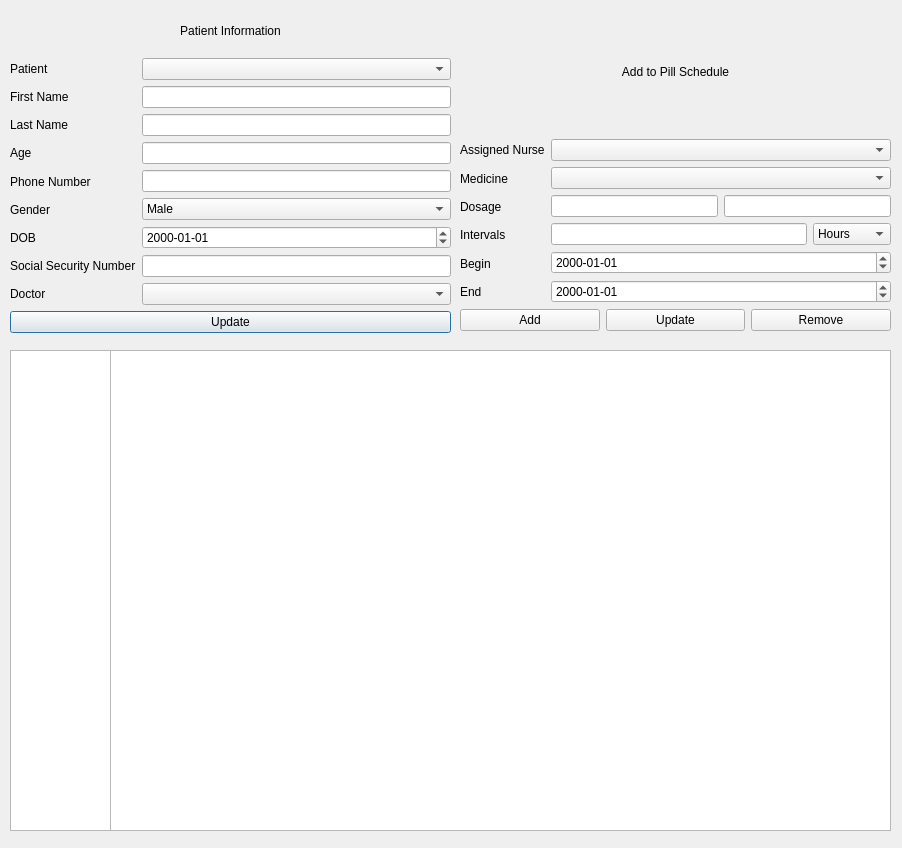
Above: editpatient.ui from luigiacuna/UB-GUI-OOP-Final-Project before the change. Below: the same form after it.
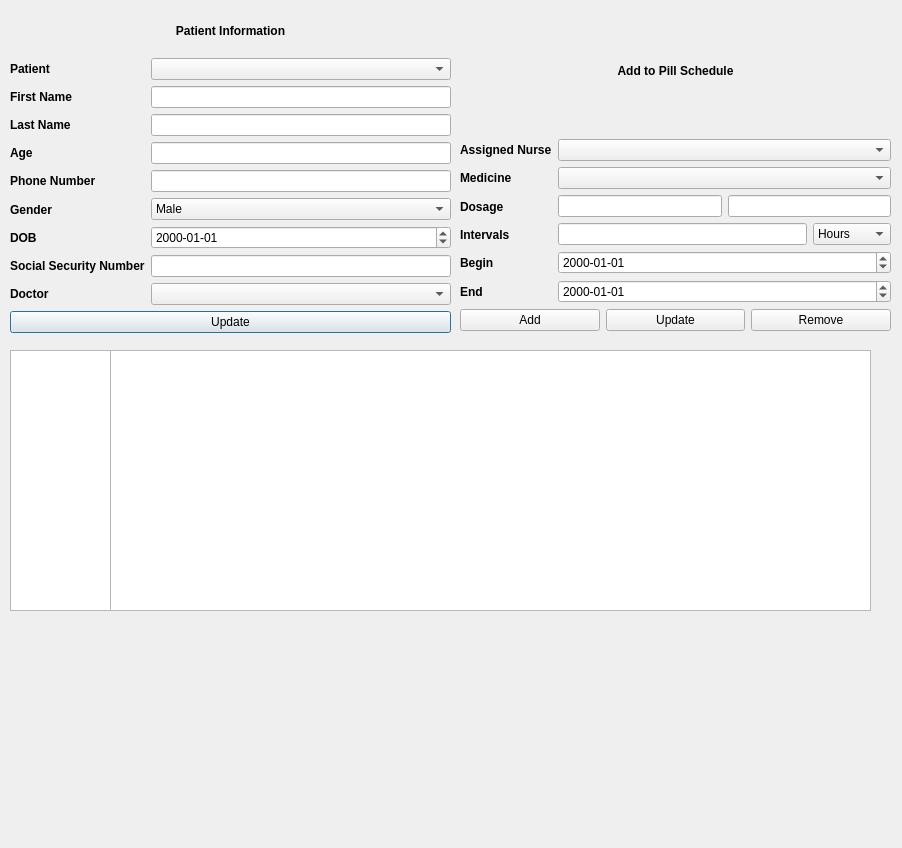
That is the form after the change. Icons and pictures are not drawn.

```diff
--- a/editpatient.ui
+++ b/editpatient.ui
@@ -26,7 +26,7 @@
     <item>
      <widget class="QLabel" name="patientInformation">
       <property name="text">
-       <string>Patient Information</string>
+       <string>&lt;html&gt;&lt;head/&gt;&lt;body&gt;&lt;p&gt;&lt;span style=&quot; font-weight:700;&quot;&gt;Patient Information&lt;/span&gt;&lt;/p&gt;&lt;/body&gt;&lt;/html&gt;</string>
       </property>
       <property name="alignment">
        <set>Qt::AlignCenter</set>
@@ -40,63 +40,63 @@
         <item>
          <widget class="QLabel" name="patientNameLabel">
           <property name="text">
-           <string>Patient</string>
+           <string>&lt;html&gt;&lt;head/&gt;&lt;body&gt;&lt;p&gt;&lt;span style=&quot; font-weight:700;&quot;&gt;Patient&lt;/span&gt;&lt;/p&gt;&lt;/body&gt;&lt;/html&gt;</string>
           </property>
          </widget>
         </item>
         <item>
          <widget class="QLabel" name="firstNameLabel">
           <property name="text">
-           <string>First Name</string>
+           <string>&lt;html&gt;&lt;head/&gt;&lt;body&gt;&lt;p&gt;&lt;span style=&quot; font-weight:700;&quot;&gt;First Name&lt;/span&gt;&lt;/p&gt;&lt;/body&gt;&lt;/html&gt;</string>
           </property>
          </widget>
         </item>
         <item>
          <widget class="QLabel" name="lastNameLabel">
           <property name="text">
-           <string>Last Name</string>
+           <string>&lt;html&gt;&lt;head/&gt;&lt;body&gt;&lt;p&gt;&lt;span style=&quot; font-weight:700;&quot;&gt;Last Name&lt;/span&gt;&lt;/p&gt;&lt;/body&gt;&lt;/html&gt;</string>
           </property>
          </widget>
         </item>
         <item>
          <widget class="QLabel" name="ageLabel">
           <property name="text">
-           <string>Age</string>
+           <string>&lt;html&gt;&lt;head/&gt;&lt;body&gt;&lt;p&gt;&lt;span style=&quot; font-weight:700;&quot;&gt;Age&lt;/span&gt;&lt;/p&gt;&lt;/body&gt;&lt;/html&gt;</string>
           </property>
          </widget>
         </item>
         <item>
          <widget class="QLabel" name="phoneNumberLabel">
           <property name="text">
-           <string>Phone Number</string>
+           <string>&lt;html&gt;&lt;head/&gt;&lt;body&gt;&lt;p&gt;&lt;span style=&quot; font-weight:700;&quot;&gt;Phone Number&lt;/span&gt;&lt;/p&gt;&lt;/body&gt;&lt;/html&gt;</string>
           </property>
          </widget>
         </item>
         <item>
          <widget class="QLabel" name="genderLabel">
           <property name="text">
-           <string>Gender</string>
+           <string>&lt;html&gt;&lt;head/&gt;&lt;body&gt;&lt;p&gt;&lt;span style=&quot; font-weight:700;&quot;&gt;Gender&lt;/span&gt;&lt;/p&gt;&lt;/body&gt;&lt;/html&gt;</string>
           </property>
          </widget>
         </item>
         <item>
          <widget class="QLabel" name="dobLabel">
           <property name="text">
-           <string>DOB</string>
+           <string>&lt;html&gt;&lt;head/&gt;&lt;body&gt;&lt;p&gt;&lt;span style=&quot; font-weight:700;&quot;&gt;DOB&lt;/span&gt;&lt;/p&gt;&lt;/body&gt;&lt;/html&gt;</string>
           </property>
          </widget>
         </item>
         <item>
          <widget class="QLabel" name="ssNumLabel">
           <property name="text">
-           <string>Social Security Number</string>
+           <string>&lt;html&gt;&lt;head/&gt;&lt;body&gt;&lt;p&gt;&lt;span style=&quot; font-weight:700;&quot;&gt;Social Security Number&lt;/span&gt;&lt;/p&gt;&lt;/body&gt;&lt;/html&gt;</string>
           </property>
          </widget>
         </item>
         <item>
          <widget class="QLabel" name="doctorLabel">
           <property name="text">
-           <string>Doctor</string>
+           <string>&lt;html&gt;&lt;head/&gt;&lt;body&gt;&lt;p&gt;&lt;span style=&quot; font-weight:700;&quot;&gt;Doctor&lt;/span&gt;&lt;/p&gt;&lt;/body&gt;&lt;/html&gt;</string>
           </property>
          </widget>
         </item>
@@ -168,8 +168,8 @@
     <rect>
      <x>110</x>
      <y>350</y>
-     <width>781</width>
-     <height>481</height>
+     <width>761</width>
+     <height>261</height>
     </rect>
    </property>
   </widget>
@@ -186,7 +186,7 @@
     <item>
      <widget class="QLabel" name="scheduleTitle">
       <property name="text">
-       <string>Add to Pill Schedule</string>
+       <string>&lt;html&gt;&lt;head/&gt;&lt;body&gt;&lt;p&gt;&lt;span style=&quot; font-weight:700;&quot;&gt;Add to Pill Schedule&lt;/span&gt;&lt;/p&gt;&lt;/body&gt;&lt;/html&gt;</string>
       </property>
       <property name="alignment">
        <set>Qt::AlignCenter</set>
@@ -200,42 +200,42 @@
         <item>
          <widget class="QLabel" name="assignedNurseLabel">
           <property name="text">
-           <string>Assigned Nurse</string>
+           <string>&lt;html&gt;&lt;head/&gt;&lt;body&gt;&lt;p&gt;&lt;span style=&quot; font-weight:700;&quot;&gt;Assigned Nurse&lt;/span&gt;&lt;/p&gt;&lt;/body&gt;&lt;/html&gt;</string>
           </property>
          </widget>
         </item>
         <item>
          <widget class="QLabel" name="medLabel">
           <property name="text">
-           <string>Medicine</string>
+           <string>&lt;html&gt;&lt;head/&gt;&lt;body&gt;&lt;p&gt;&lt;span style=&quot; font-weight:700;&quot;&gt;Medicine&lt;/span&gt;&lt;/p&gt;&lt;/body&gt;&lt;/html&gt;</string>
           </property>
          </widget>
         </item>
         <item>
          <widget class="QLabel" name="dosageLabel">
           <property name="text">
-           <string>Dosage</string>
+           <string>&lt;html&gt;&lt;head/&gt;&lt;body&gt;&lt;p&gt;&lt;span style=&quot; font-weight:700;&quot;&gt;Dosage&lt;/span&gt;&lt;/p&gt;&lt;/body&gt;&lt;/html&gt;</string>
           </property>
          </widget>
         </item>
         <item>
          <widget class="QLabel" name="intervalLabel">
           <property name="text">
-           <string>Intervals</string>
+           <string>&lt;html&gt;&lt;head/&gt;&lt;body&gt;&lt;p&gt;&lt;span style=&quot; font-weight:700;&quot;&gt;Intervals&lt;/span&gt;&lt;/p&gt;&lt;/body&gt;&lt;/html&gt;</string>
           </property>
          </widget>
         </item>
         <item>
          <widget class="QLabel" name="dateBeginLabel">
           <property name="text">
-           <string>Begin</string>
+           <string>&lt;html&gt;&lt;head/&gt;&lt;body&gt;&lt;p&gt;&lt;span style=&quot; font-weight:700;&quot;&gt;Begin&lt;/span&gt;&lt;/p&gt;&lt;/body&gt;&lt;/html&gt;</string>
           </property>
          </widget>
         </item>
         <item>
          <widget class="QLabel" name="dateEndLabel">
           <property name="text">
-           <string>End</string>
+           <string>&lt;html&gt;&lt;head/&gt;&lt;body&gt;&lt;p&gt;&lt;span style=&quot; font-weight:700;&quot;&gt;End&lt;/span&gt;&lt;/p&gt;&lt;/body&gt;&lt;/html&gt;</string>
           </property>
          </widget>
         </item>
@@ -357,17 +357,17 @@
      <x>10</x>
      <y>350</y>
      <width>101</width>
-     <height>481</height>
+     <height>261</height>
     </rect>
    </property>
   </widget>
   <widget class="QLabel" name="userpic">
    <property name="geometry">
     <rect>
-     <x>50</x>
+     <x>200</x>
      <y>-50</y>
-     <width>881</width>
-     <height>571</height>
+     <width>577</width>
+     <height>433</height>
     </rect>
    </property>
    <property name="text">
```
Left out of the diff: 6 changed lines with no effect on the pictures.
